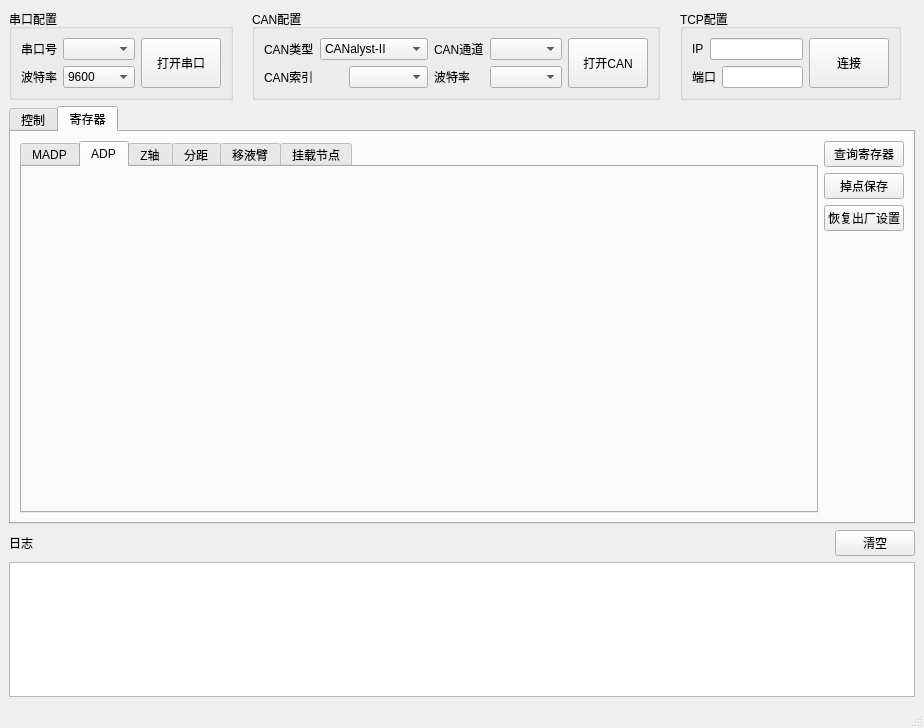
Before: the Qt Designer form QTProject/MADPV2RegConfigure/mainwindow.ui in mohaifeng/KeytoRepository, drawn with Qt 5.
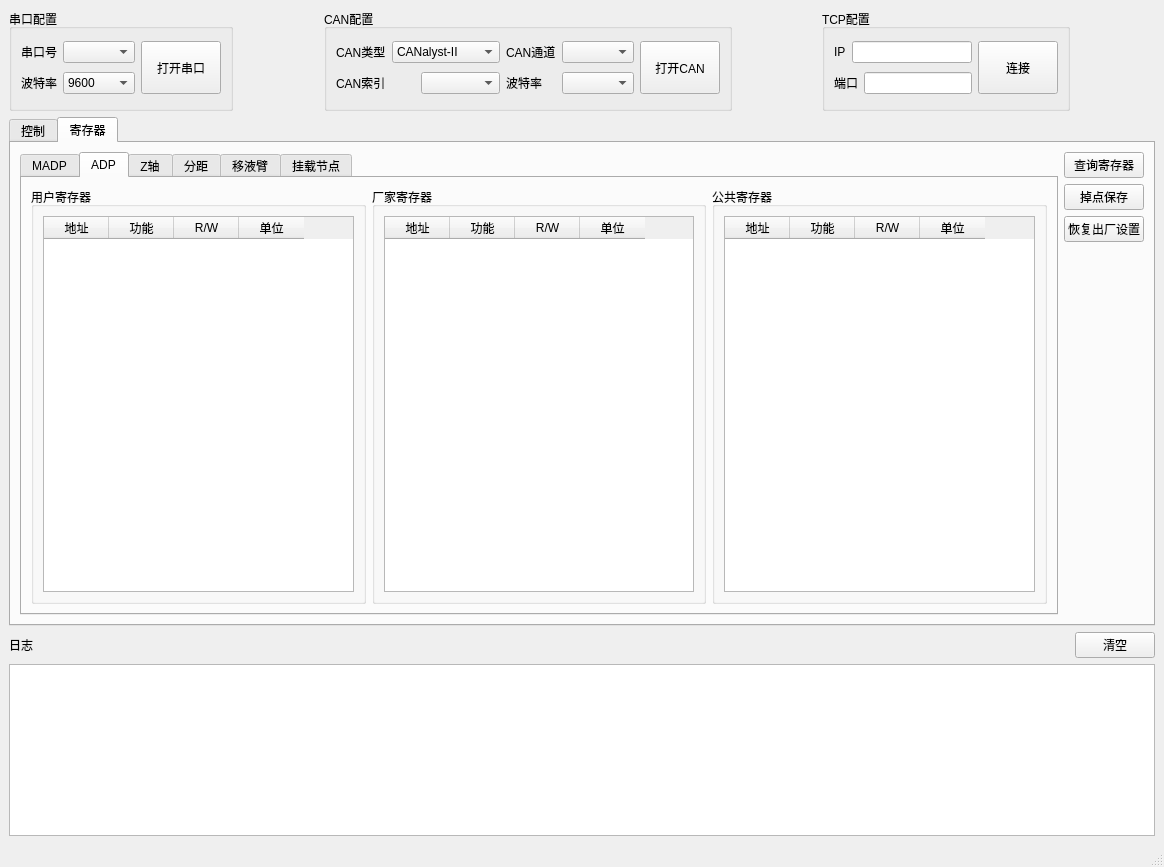
After: the same form once the commit is applied. The open tabs and pages were chosen to show the change.

What changed in the file:
```diff
--- a/QTProject/MADPV2RegConfigure/mainwindow.ui
+++ b/QTProject/MADPV2RegConfigure/mainwindow.ui
@@ -6,8 +6,8 @@
    <rect>
     <x>0</x>
     <y>0</y>
-    <width>924</width>
-    <height>728</height>
+    <width>1164</width>
+    <height>867</height>
    </rect>
   </property>
   <property name="windowTitle">
@@ -549,6 +549,164 @@
            <attribute name="title">
             <string>ADP</string>
            </attribute>
+           <layout class="QHBoxLayout" name="horizontalLayout_21">
+            <item>
+             <widget class="QGroupBox" name="groupBox_14">
+              <property name="title">
+               <string>用户寄存器</string>
+              </property>
+              <layout class="QGridLayout" name="gridLayout_13">
+               <item row="0" column="0">
+                <widget class="QTableWidget" name="ADPUserRegtableWidget">
+                 <property name="frameShape">
+                  <enum>QFrame::Shape::StyledPanel</enum>
+                 </property>
+                 <property name="frameShadow">
+                  <enum>QFrame::Shadow::Sunken</enum>
+                 </property>
+                 <property name="lineWidth">
+                  <number>1</number>
+                 </property>
+                 <property name="gridStyle">
+                  <enum>Qt::PenStyle::SolidLine</enum>
+                 </property>
+                 <property name="rowCount">
+                  <number>0</number>
+                 </property>
+                 <attribute name="horizontalHeaderCascadingSectionResizes">
+                  <bool>false</bool>
+                 </attribute>
+                 <attribute name="horizontalHeaderDefaultSectionSize">
+                  <number>65</number>
+                 </attribute>
+                 <attribute name="verticalHeaderCascadingSectionResizes">
+                  <bool>false</bool>
+                 </attribute>
+                 <column>
+                  <property name="text">
+                   <string>地址</string>
+                  </property>
+                 </column>
+                 <column>
+                  <property name="text">
+                   <string>功能</string>
+                  </property>
+                 </column>
+                 <column>
+                  <property name="text">
+                   <string>R/W</string>
+                  </property>
+                 </column>
+                 <column>
+                  <property name="text">
+                   <string>单位</string>
+                  </property>
+                 </column>
+                </widget>
+               </item>
+              </layout>
+             </widget>
+            </item>
+            <item>
+             <widget class="QGroupBox" name="groupBox_15">
+              <property name="title">
+               <string>厂家寄存器</string>
+              </property>
+              <layout class="QGridLayout" name="gridLayout_14">
+               <item row="0" column="0">
+                <widget class="QTableWidget" name="ADPFacRegtableWidget">
+                 <property name="rowCount">
+                  <number>0</number>
+                 </property>
+                 <attribute name="horizontalHeaderCascadingSectionResizes">
+                  <bool>false</bool>
+                 </attribute>
+                 <attribute name="horizontalHeaderDefaultSectionSize">
+                  <number>65</number>
+                 </attribute>
+                 <column>
+                  <property name="text">
+                   <string>地址</string>
+                  </property>
+                 </column>
+                 <column>
+                  <property name="text">
+                   <string>功能</string>
+                  </property>
+                 </column>
+                 <column>
+                  <property name="text">
+                   <string>R/W</string>
+                  </property>
+                 </column>
+                 <column>
+                  <property name="text">
+                   <string>单位</string>
+                  </property>
+                 </column>
+                </widget>
+               </item>
+              </layout>
+             </widget>
+            </item>
+            <item>
+             <widget class="QGroupBox" name="groupBox_16">
+              <property name="title">
+               <string>公共寄存器</string>
+              </property>
+              <layout class="QGridLayout" name="gridLayout_15">
+               <item row="0" column="0">
+                <widget class="QTableWidget" name="ADPCommonRegtableWidget">
+                 <property name="frameShape">
+                  <enum>QFrame::Shape::StyledPanel</enum>
+                 </property>
+                 <property name="frameShadow">
+                  <enum>QFrame::Shadow::Sunken</enum>
+                 </property>
+                 <property name="lineWidth">
+                  <number>1</number>
+                 </property>
+                 <property name="gridStyle">
+                  <enum>Qt::PenStyle::SolidLine</enum>
+                 </property>
+                 <property name="rowCount">
+                  <number>0</number>
+                 </property>
+                 <attribute name="horizontalHeaderCascadingSectionResizes">
+                  <bool>false</bool>
+                 </attribute>
+                 <attribute name="horizontalHeaderDefaultSectionSize">
+                  <number>65</number>
+                 </attribute>
+                 <attribute name="verticalHeaderCascadingSectionResizes">
+                  <bool>false</bool>
+                 </attribute>
+                 <column>
+                  <property name="text">
+                   <string>地址</string>
+                  </property>
+                 </column>
+                 <column>
+                  <property name="text">
+                   <string>功能</string>
+                  </property>
+                 </column>
+                 <column>
+                  <property name="text">
+                   <string>R/W</string>
+                  </property>
+                 </column>
+                 <column>
+                  <property name="text">
+                   <string>单位</string>
+                  </property>
+                 </column>
+                </widget>
+               </item>
+              </layout>
+             </widget>
+            </item>
+           </layout>
           </widget>
           <widget class="QWidget" name="tab_7">
            <attribute name="title">
```
Left out of the diff: 465 changed lines with no effect on the pictures. Lines whose indentation alone changed are shown as unchanged.
